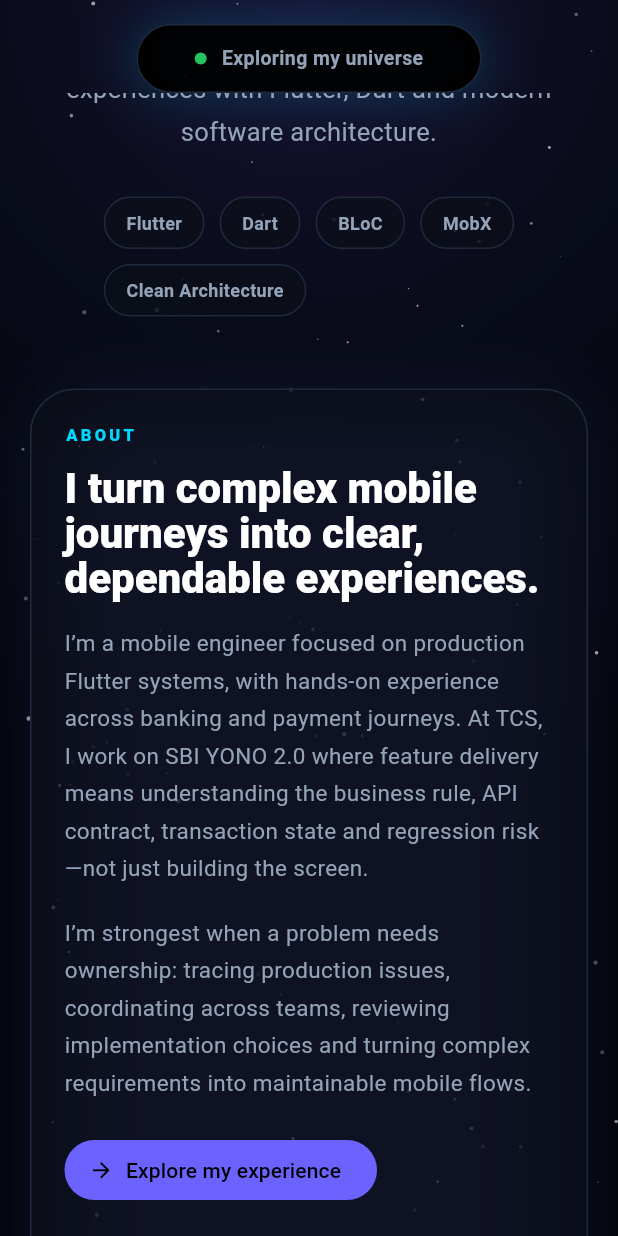
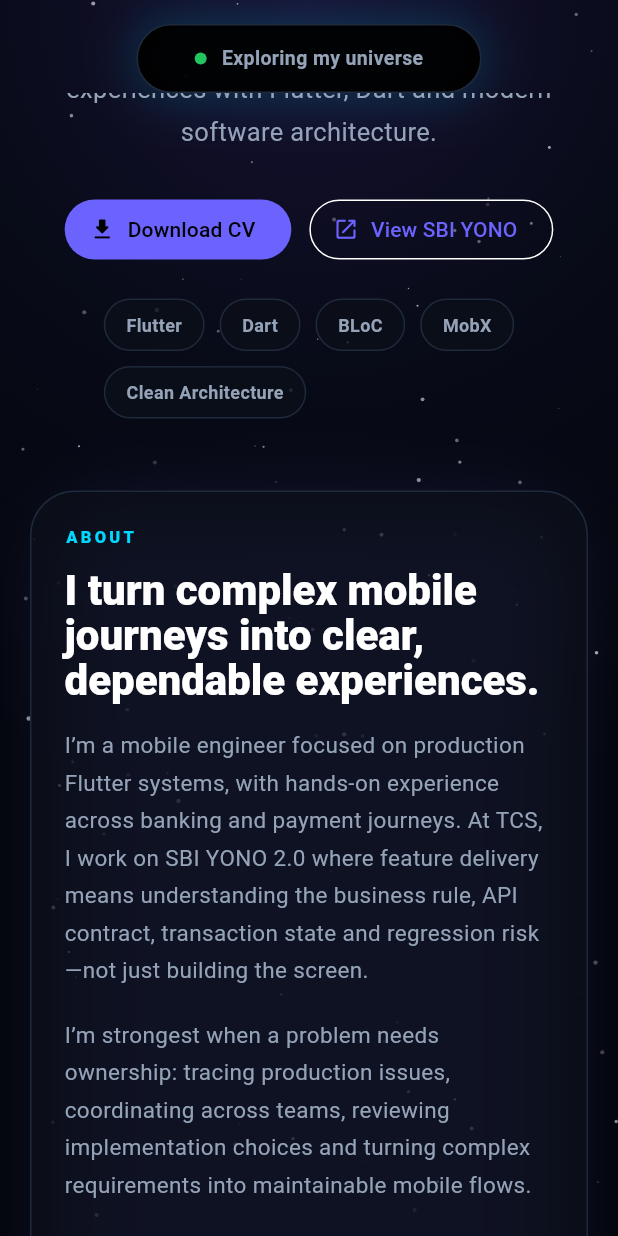
Before and after one commit to S-yuvaraj03/yuvaraj_portfolio, a Flutter app: the screen it shows after launch, scrolled down 576 dp, on a phone screen of 412 x 824 dp. Run offline on Flutter 3.47's test engine with Material 3 defaults, Android fonts, the phone set to English and light mode, and no system bars; our stand-ins replace equatable, flutter_bloc, flutter_svg, go_router; network calls fail.

Commit message:
Add CV and SBI YONO landing CTAs

```diff
--- a/lib/features/widgets/hero/hero_content.dart
+++ b/lib/features/widgets/hero/hero_content.dart
@@ -1,4 +1,6 @@
 import 'package:flutter/material.dart';
+import 'package:url_launcher/url_launcher.dart';
+import 'package:yuvaraj_portfolio/data/portfolio/portfolio_links.dart';
 
 import '../../../../app/theme/app_colors.dart';
 import '../../../../core/constants/app_constants.dart';
@@ -101,7 +103,27 @@ class _HeroContentState extends State<HeroContent> {
               ),
             ),
 
-            const SizedBox(height: 28),
+            const SizedBox(height: 26),
+
+            Wrap(
+              spacing: 12,
+              runSpacing: 12,
+              alignment: widget.centered ? WrapAlignment.center : WrapAlignment.start,
+              children: [
+                FilledButton.icon(
+                  onPressed: () => _openExternal(PortfolioLinks.cv),
+                  icon: const Icon(Icons.download_rounded, size: 18),
+                  label: const Text('Download CV'),
+                ),
+                OutlinedButton.icon(
+                  onPressed: () => _openExternal(PortfolioLinks.sbiYono),
+                  icon: const Icon(Icons.open_in_new_rounded, size: 17),
+                  label: const Text('View SBI YONO'),
+                ),
+              ],
+            ),
+
+            const SizedBox(height: 22),
 
             const Wrap(
               spacing: 10,
@@ -118,6 +140,13 @@ class _HeroContentState extends State<HeroContent> {
         ),
       ),
     );
+  }
+}
+
+Future<void> _openExternal(String url) async {
+  final uri = Uri.parse(url);
+  if (await canLaunchUrl(uri)) {
+    await launchUrl(uri, mode: LaunchMode.externalApplication);
   }
 }
 
```
